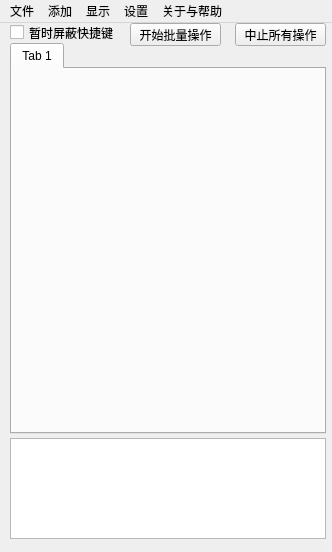
Qt form small_window.ui (xi-yue-233/PSDLinkStableDiffusion) before a commit.
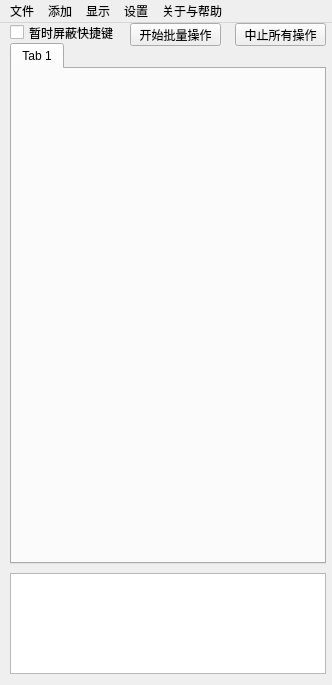
The same form after that commit.

The edit to the form file:
```diff
--- a/small_window.ui
+++ b/small_window.ui
@@ -7,7 +7,7 @@
     <x>0</x>
     <y>0</y>
     <width>332</width>
-    <height>552</height>
+    <height>685</height>
    </rect>
   </property>
   <property name="windowTitle">
@@ -68,7 +68,7 @@
       <x>10</x>
       <y>20</y>
       <width>316</width>
-      <height>391</height>
+      <height>521</height>
      </rect>
     </property>
     <property name="styleSheet">
@@ -87,20 +87,17 @@
     <property name="geometry">
      <rect>
       <x>10</x>
-      <y>415</y>
+      <y>550</y>
       <width>316</width>
       <height>101</height>
      </rect>
     </property>
     <property name="html">
      <string>&lt;!DOCTYPE HTML PUBLIC &quot;-//W3C//DTD HTML 4.0//EN&quot; &quot;http://www.w3.org/TR/REC-html40/strict.dtd&quot;&gt;
-&lt;html&gt;&lt;head&gt;&lt;meta name=&quot;qrichtext&quot; content=&quot;1&quot; /&gt;&lt;meta charset=&quot;utf-8&quot; /&gt;&lt;style type=&quot;text/css&quot;&gt;
+&lt;html&gt;&lt;head&gt;&lt;meta name=&quot;qrichtext&quot; content=&quot;1&quot; /&gt;&lt;style type=&quot;text/css&quot;&gt;
 p, li { white-space: pre-wrap; }
-hr { height: 1px; border-width: 0; }
-li.unchecked::marker { content: &quot;\2610&quot;; }
-li.checked::marker { content: &quot;\2612&quot;; }
-&lt;/style&gt;&lt;/head&gt;&lt;body style=&quot; font-family:'Microsoft YaHei UI'; font-size:9pt; font-weight:400; font-style:normal;&quot;&gt;
-&lt;p style=&quot;-qt-paragraph-type:empty; margin-top:0px; margin-bottom:0px; margin-left:0px; margin-right:0px; -qt-block-indent:0; text-indent:0px;&quot;&gt;&lt;br /&gt;&lt;/p&gt;&lt;/body&gt;&lt;/html&gt;</string>
+&lt;/style&gt;&lt;/head&gt;&lt;body style=&quot; font-family:'SimSun'; font-size:9pt; font-weight:400; font-style:normal;&quot;&gt;
+&lt;p style=&quot;-qt-paragraph-type:empty; margin-top:0px; margin-bottom:0px; margin-left:0px; margin-right:0px; -qt-block-indent:0; text-indent:0px; font-family:'Microsoft YaHei UI';&quot;&gt;&lt;br /&gt;&lt;/p&gt;&lt;/body&gt;&lt;/html&gt;</string>
     </property>
    </widget>
   </widget>
```
Left out of the diff: 2 changed lines with no effect on the pictures.
